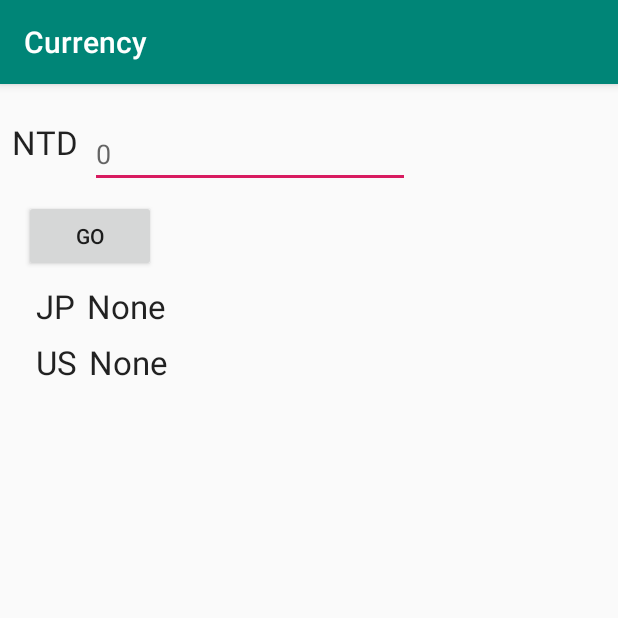
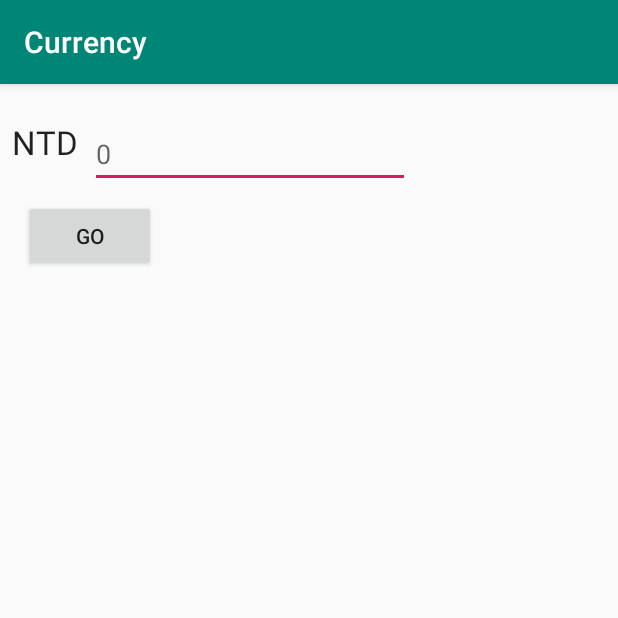
Before and after one commit to fufu976/hank-android-class-assignment, an Android app: the screen it shows after launch (MainActivity), on a phone screen of 412 x 824 dp, the top half of it. Run offline under Robolectric (Android 15) with nearby library versions, the phone set to English and light mode, and no system bars.

```diff
--- a/app/src/main/res/layout/activity_main.xml
+++ b/app/src/main/res/layout/activity_main.xml
@@ -19,7 +19,7 @@
         app:layout_constraintTop_toTopOf="parent" />
 
     <EditText
-        android:id="@+id/ntd"
+        android:id="@+id/ed_ntd"
         android:layout_width="wrap_content"
         android:layout_height="wrap_content"
         android:layout_marginStart="8dp"
@@ -32,58 +32,15 @@
         android:autofillHints="" />
 
     <Button
-        android:id="@+id/button"
+        android:id="@+id/b_go"
         android:layout_width="wrap_content"
         android:layout_height="wrap_content"
         android:layout_marginStart="8dp"
         android:layout_marginLeft="8dp"
         android:layout_marginTop="8dp"
+        android:onClick="calCurrency"
         android:text="GO"
         app:layout_constraintStart_toStartOf="@+id/textView"
-        app:layout_constraintTop_toBottomOf="@+id/ntd" />
-
-    <TextView
-        android:id="@+id/textView2"
-        android:layout_width="wrap_content"
-        android:layout_height="wrap_content"
-        android:layout_marginStart="24dp"
-        android:layout_marginLeft="24dp"
-        android:layout_marginTop="8dp"
-        android:text="JP"
-        android:textAppearance="@style/TextAppearance.AppCompat.Large"
-        app:layout_constraintStart_toStartOf="parent"
-        app:layout_constraintTop_toBottomOf="@+id/button" />
-
-    <TextView
-        android:id="@+id/textView3"
-        android:layout_width="wrap_content"
-        android:layout_height="wrap_content"
-        android:layout_marginTop="8dp"
-        android:text="US"
-        android:textAppearance="@style/TextAppearance.AppCompat.Large"
-        app:layout_constraintStart_toStartOf="@+id/textView2"
-        app:layout_constraintTop_toBottomOf="@+id/textView2" />
-
-    <TextView
-        android:id="@+id/jp"
-        android:layout_width="wrap_content"
-        android:layout_height="wrap_content"
-        android:layout_marginStart="8dp"
-        android:layout_marginLeft="8dp"
-        android:text="None"
-        android:textAppearance="@style/TextAppearance.AppCompat.Large"
-        app:layout_constraintStart_toEndOf="@+id/textView2"
-        app:layout_constraintTop_toTopOf="@+id/textView2" />
-
-    <TextView
-        android:id="@+id/us"
-        android:layout_width="wrap_content"
-        android:layout_height="wrap_content"
-        android:layout_marginStart="8dp"
-        android:layout_marginLeft="8dp"
-        android:text="None"
-        android:textAppearance="@style/TextAppearance.AppCompat.Large"
-        app:layout_constraintStart_toEndOf="@+id/textView3"
-        app:layout_constraintTop_toTopOf="@+id/textView3" />
+        app:layout_constraintTop_toBottomOf="@+id/ed_ntd" />
 
 </android.support.constraint.ConstraintLayout>
```
Also changed, not shown: app/src/main/java/com/mayaw/currency/MainActivity.java (+45 -0 lines).
